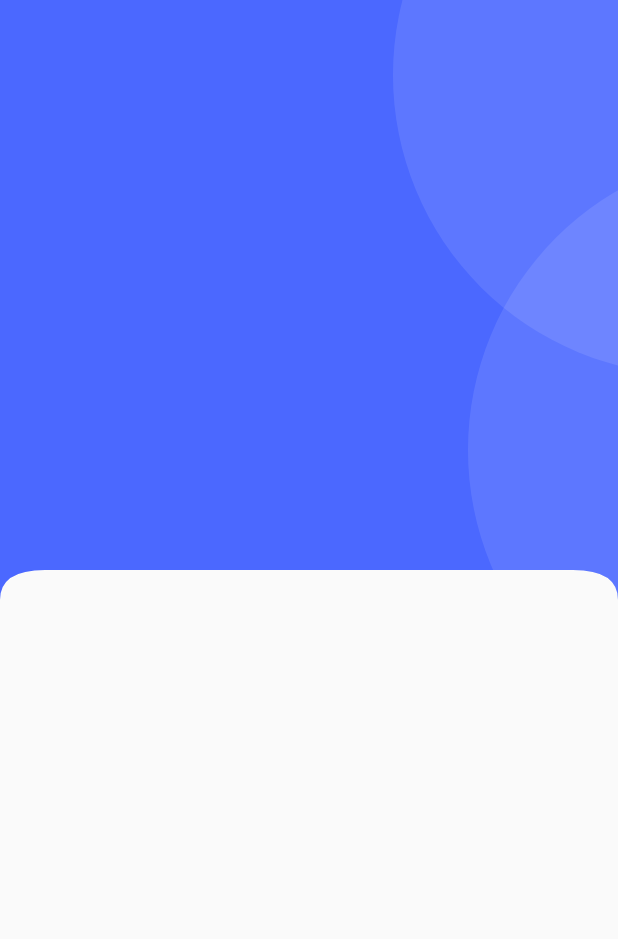
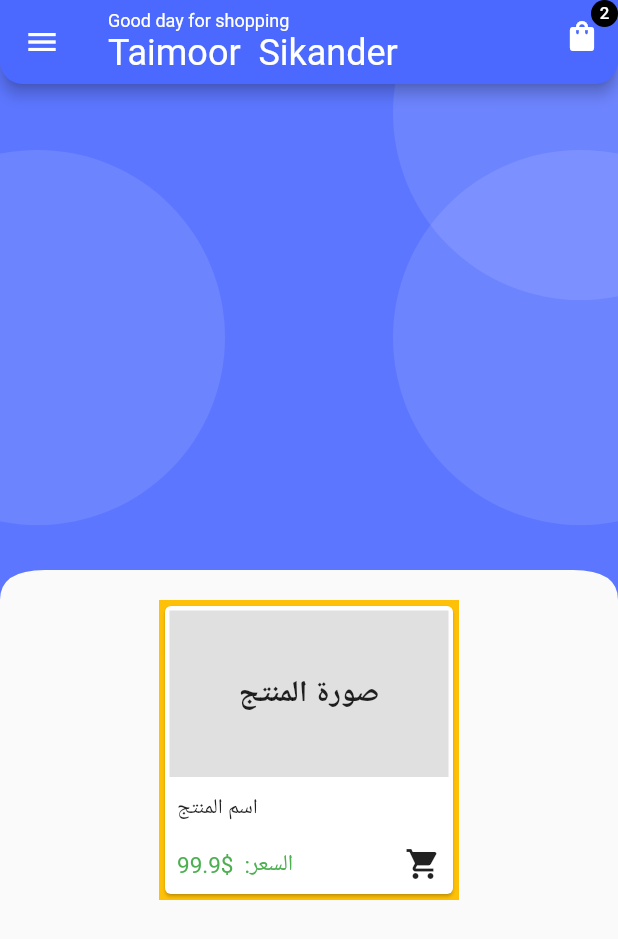
Before and after one commit to zakariaomer/model_one_B, a Flutter app: the screen it shows after launch, on a phone screen of 412 x 824 dp. Shown: the top 939 px of the screen. Run offline on Flutter 3.47's test engine with Material 2 defaults, Android fonts, the phone set to English and light mode, and no system bars; our stand-ins replace get.

Commit message:
edite home page

```diff
--- a/lib/Coloers/colors.dart
+++ b/lib/Coloers/colors.dart
@@ -6,5 +6,7 @@ class TColors {
   static const Color primary = Color(0xFF4B68FF);
   static const Color textpraimary = Color(0xFFFFE24B);
   static const Color textwhite = Colors.white;
+  static const Color block = Colors.black;
+
 
 }
--- a/lib/Models/Home.dart
+++ b/lib/Models/Home.dart
@@ -1,7 +1,9 @@
 import 'package:flutter/material.dart';
 import 'package:get/get.dart';
 import 'package:model_one/Coloers/colors.dart';
+import 'package:model_one/Widgets/textString.dart';
 
+import '../Widgets/Appbar/appbar.dart';
 import '../Widgets/Continer.dart';
 import '../Widgets/clip.dart';
 
@@ -11,56 +13,143 @@ class HomeSecreen extends StatelessWidget {
   @override
   Widget build(BuildContext context) {
     return Scaffold(
-      body: SingleChildScrollView(
+      // appBar: Padding(),
+
+      body: SafeArea(
+        child: SingleChildScrollView(
           child: Column(
             children: [
+              //...........
+              // TPrimryHeaderContiner(
+
                 TClipPath(
-              child:
-              //child......
-              SizedBox(),
+                  child: Column(
+                    children: [
+                      AppBar(
+
+                        backgroundColor: TColors.primary,
+                        shape: RoundedRectangleBorder(
+                            borderRadius: BorderRadius.only(
+                                bottomLeft: Radius.circular(15),
+                                bottomRight: Radius.circular(15))),
+                        title: Column(
+                            crossAxisAlignment: CrossAxisAlignment.start,
+                            children: [
+                              Text(TTexts.homeAppbarTitle,
+                                  style: Theme.of(context)
+                                      .textTheme
+                                      .labelMedium!
+                                      .apply(color: TColors.textwhite)), //grey
+                              Text(
+                                TTexts.homeAppbarSubTitle,
+                                style: Theme.of(context)
+                                    .textTheme
+                                    .headlineSmall!
+                                    .apply(color: TColors.textwhite),
                               )
+                            ]),
+                        leading:
+                            IconButton(onPressed: () {}, icon: Icon(Icons.menu)),
+
+                        actions: [
+
+
+
+
+                          Stack(
+                            children: [
+                              IconButton(
+                                  onPressed: () {},
+                                  icon: const Icon(
+                                    Icons.shopping_bag,
+                                    color: TColors.textwhite,
+                                  )),
+                              Positioned(
+                                  right: 0,
+                                  child: Container(
+                                    width: 18,
+                                    height: 18,
+                                    decoration: BoxDecoration(
+                                      color: TColors.block,
+                                      borderRadius: BorderRadius.circular(100),
+                                    ),
+                                    child: Center(
+                                      child: Text(
+                                        '2',
+                                        style: Theme.of(context)
+                                            .textTheme
+                                            .labelLarge!
+                                            .apply(
+                                                color: TColors.textwhite,
+                                                fontSizeFactor: 0.8),
+                                      ),
+                                    ),
+                                  ))
                             ],
+                          )
+
+                        ],
+
+                        // bottom: PreferredSize(child: SizedBox(), preferredSize: Size.fromHeight(200)),
+                      ),
+                    ],
+                  ),
+                ),
+
+              //  child:Column(),
+
+              Container(
+                  color: Color.fromARGB(255, 255, 193, 7),
+                  height: 200,
+                  width: 200,
+                  child: Card(
+                      child: Column(
+                          crossAxisAlignment: CrossAxisAlignment.start,
+                          children: [
+                        Expanded(
+                            child: Padding(
+                                padding: const EdgeInsets.all(3.0),
+                                child: Container(
+                                    color: Colors.grey[300],
+                                    child: Center(
+                                      child: Text(
+                                        'صورة المنتج',
+                                        textAlign: TextAlign.center,
+                                        style: TextStyle(
+                                          fontSize: 20,
+                                          fontWeight: FontWeight.bold,
+                                        ),
+                                      ),
+                                    )))),
+                        Padding(
+                          padding: const EdgeInsets.all(8.0),
+                          child: Text('اسم المنتج'),
+                        ),
+                        Row(
+                          mainAxisAlignment: MainAxisAlignment.spaceBetween,
+                          children: [
+                            Padding(
+                              padding:
+                                  const EdgeInsets.symmetric(horizontal: 8.0),
+                              child: Text(
+                                'السعر:  \$99.9',
+                                style: TextStyle(
+                                    fontSize: 15, color: Colors.green),
+                              ),
+                            ),
+                            Padding(
+                                padding: const EdgeInsets.all(8.0),
+                                child: Icon(Icons.shopping_cart)),
+                          ],
+                        ),
+                      ])))
+            ],
+          ),
         ),
       ),
     );
   }
 }
-
-// class TprimryHeaderContiner extends StatelessWidget {
-//   const TprimryHeaderContiner({
-//     super.key,
-//     required this.child,
-//   });
-//   final Widget child;
-
-//   @override
-//   Widget build(BuildContext context) {
-//     return TClipPath(
-//       child: Container(
-//         // color: TColors.primary,
-//         // padding: const EdgeInsets.all(0),
-//         // child: SizedBox(
-//         //   height: 400,
-//         //   child: Stack(
-//         //     children: [
-//         //       TcircularContainer(
-//         //         backgraondcolor: TColors.textwhite.withOpacity(0.1),
-//         //       ),
-//         //       Positioned(
-//         //         top: 100,
-//         //         height: -300,
-//         //         child: TcircularContainer(
-//         //           backgraondcolor:
-//         //               TColors.textwhite.withOpacity(0.1),
-//         //         ),
-//         //       )
-//         //     ],
-//         //   ),
-//         // ),
-//       ),
-//     );
-//   }
-// }
 
 class TClipPath extends StatelessWidget {
   const TClipPath({
@@ -75,27 +164,100 @@ class TClipPath extends StatelessWidget {
     return ClipPath(
       clipper: TCusteomCurvedEdges(),
       child: Container(
-        color: TColors.primary,
+        color: TColors.primary.withOpacity(0.9),
         padding: const EdgeInsets.all(0),
         child: SizedBox(
           height: 400,
           child: Stack(
             children: [
               Positioned(
-                top: -150,
-                right: -250,
+                //Positioned------1
+                top: -50,
+                right: -100,
                 child: TcircularContainer(
                   backgraondcolor: TColors.textwhite.withOpacity(0.1),
                 ),
               ),
               Positioned(
+                //Positioned------2
                 top: 100,
-                right: -300,
+                right: -100,
                 child: TcircularContainer(
                   backgraondcolor: TColors.textwhite.withOpacity(0.1),
                 ),
               ),
 
+              Positioned(
+                //Positioned------3
+                top: 100,
+                left: -100,
+                child: TcircularContainer(
+                  backgraondcolor: TColors.textwhite.withOpacity(0.1),
+                ),
+              ),
+              child,
+
+              //  child:Column(),
+
+              // Column(
+              // children: [
+              // TAppBar(
+              //   title:
+              // Column(
+              //       crossAxisAlignment: CrossAxisAlignment.start,
+              //       children: [
+              //         Text(TTexts.homeAppbarTitle,
+              //             style: Theme.of(context)
+              //                 .textTheme
+              //                 .labelMedium!
+              //                 .apply(color: TColors.textwhite)
+              //                 ), //grey
+              //         Text(
+              //           TTexts.homeAppbarSubTitle,
+              //           style: Theme.of(context)
+              //               .textTheme
+              //               .headlineSmall!
+              //               .apply(color: TColors.textwhite),
+              //         )
+              //       ]),
+
+              //   actions: [
+              //     Stack(
+              //       children: [
+              //         IconButton(
+              //             onPressed: () {},
+              //             icon: const Icon(
+              //               Icons.shopping_bag,
+              //               color: TColors.textwhite,
+              //             )),
+              //         Positioned(
+              //             right: 0,
+              //             child: Container(
+              //               width: 18,
+              //               height: 18,
+              //               decoration: BoxDecoration(
+              //                 color: TColors.block,
+              //                 borderRadius: BorderRadius.circular(100),
+              //               ),
+              //               child: Center(
+              //                 child: Text(
+              //                   '2',
+              //                   style: Theme.of(context)
+              //                       .textTheme
+              //                       .labelLarge!
+              //                       .apply(
+              //                           color: TColors.textwhite,
+              //                           fontSizeFactor: 0.8),
+              //                 ),
+              //               ),
+              //             ))
+              //       ],
+              //     )
+              //   ],
+              // ),
+
+              //   ],
+              // ),
             ],
           ),
         ),
--- a/lib/Widgets/Continer.dart
+++ b/lib/Widgets/Continer.dart
@@ -5,9 +5,9 @@ import '../Coloers/colors.dart';
 class TcircularContainer extends StatelessWidget {
   const TcircularContainer({
     super.key,
-    this.width = 400,
-    this.heigt = 400,
-    this.radius = 400,
+    this.width = 250,
+    this.heigt = 250,
+    this.radius = 250,
     this.padding = 0,
     this.child,
     this.backgraondcolor = TColors.textwhite,
--- /dev/null
+++ b/lib/Widgets/textString.dart
@@ -0,0 +1,8 @@
+import 'package:flutter/material.dart';
+
+class TTexts {
+  // --Home
+  static const String homeAppbarTitle = "Good day for shopping";
+  static const String homeAppbarSubTitle = "Taimoor  Sikander";
+
+}
--- a/lib/main.dart
+++ b/lib/main.dart
@@ -1,4 +1,5 @@
 import 'package:flutter/material.dart';
+import 'package:get/get.dart';
 
 import 'Models/Home.dart';
 
@@ -12,11 +13,18 @@ class MyApp extends StatelessWidget {
   // This widget is the root of your application.
   @override
   Widget build(BuildContext context) {
-    return MaterialApp(
+    return GetMaterialApp(
+      debugShowCheckedModeBanner: false,
+      // theme: ThemeData(
+      //   // useMaterial3: true,
+      // ),
+
       home: HomeSecreen(),
     );
   }
 }
+
+
 
 class MyHomePage extends StatefulWidget {
   const MyHomePage({super.key, required this.title});
```
Also changed, not shown: lib/Widgets/Appbar/AppbarTheme.dart (added, +29 -0 lines), lib/Widgets/Appbar/appbar.dart (added, +47 -0 lines), lib/Widgets/sizes.dart (added, +28 -0 lines). Lines whose indentation alone changed are shown as unchanged.
